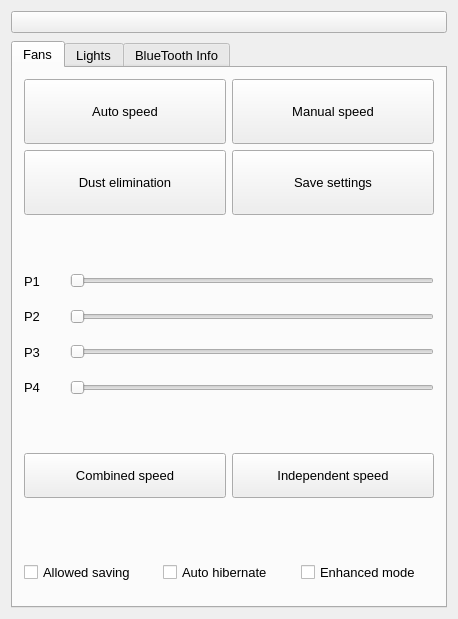
The window that widget.ui (done-lin/QtAndroidBluetoothDemoForMyADVProject) describes before a commit, drawn with Qt 5.
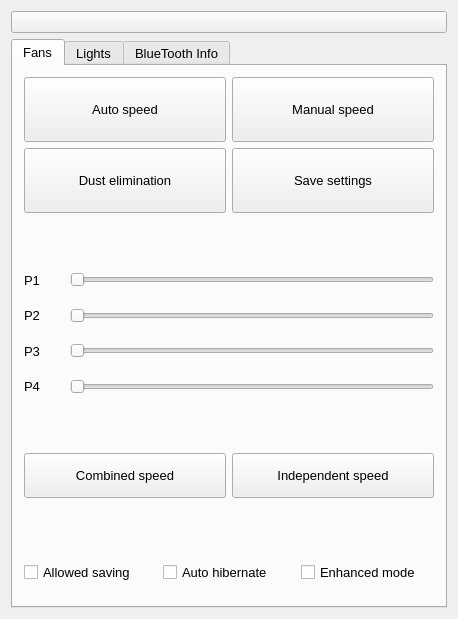
The same window after the commit.

Commit message: add writeable location check, add bt reconnect ,add g_btaddress for bt reconnect, change layout !

What changed in the file:
```diff
--- a/widget.ui
+++ b/widget.ui
@@ -20,11 +20,8 @@
    <string>Widget</string>
   </property>
   <layout class="QGridLayout" name="gridLayout_9">
-   <item row="1" column="1" colspan="2">
-    <layout class="QVBoxLayout" name="verticalLayout_4" stretch="1,7">
-     <property name="spacing">
-      <number>8</number>
-     </property>
+   <item row="0" column="0">
+    <layout class="QGridLayout" name="gridLayout_11">
      <property name="sizeConstraint">
       <enum>QLayout::SetDefaultConstraint</enum>
      </property>
@@ -35,7 +32,7 @@
        </property>
       </widget>
      </item>
-     <item>
+     <item row="1" column="0">
       <widget class="QTabWidget" name="tabWidget">
        <property name="font">
         <font>
```
Left out of the diff: 2 changed lines with no effect on the pictures. The commit also changes 8 other files.
